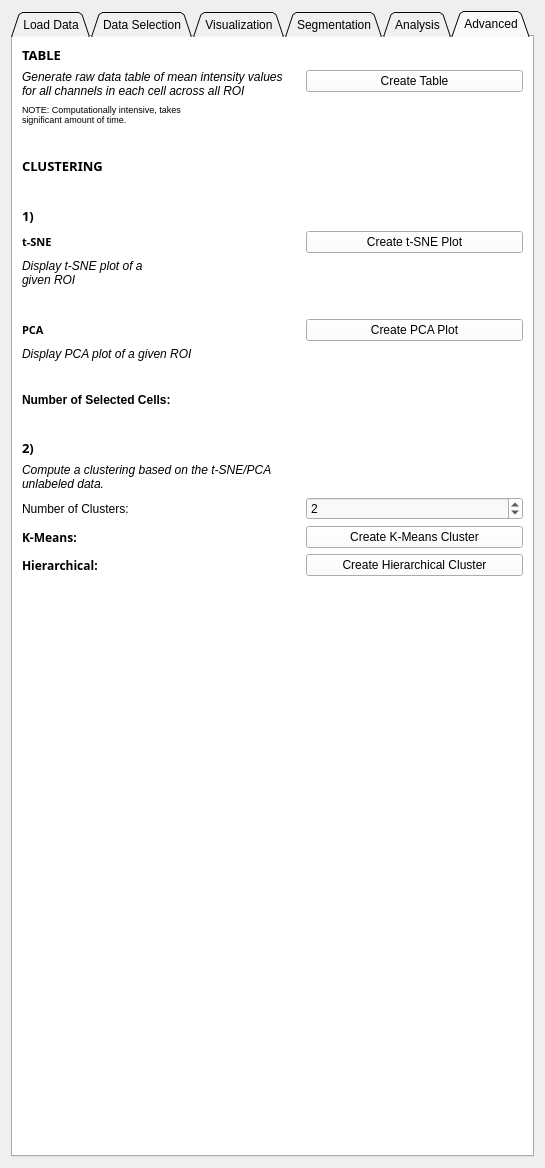
SlicerMicro/Slicer-TITAN, file HypModuleCode/Resources/UI/HypModuleCode.ui: the form before one commit.
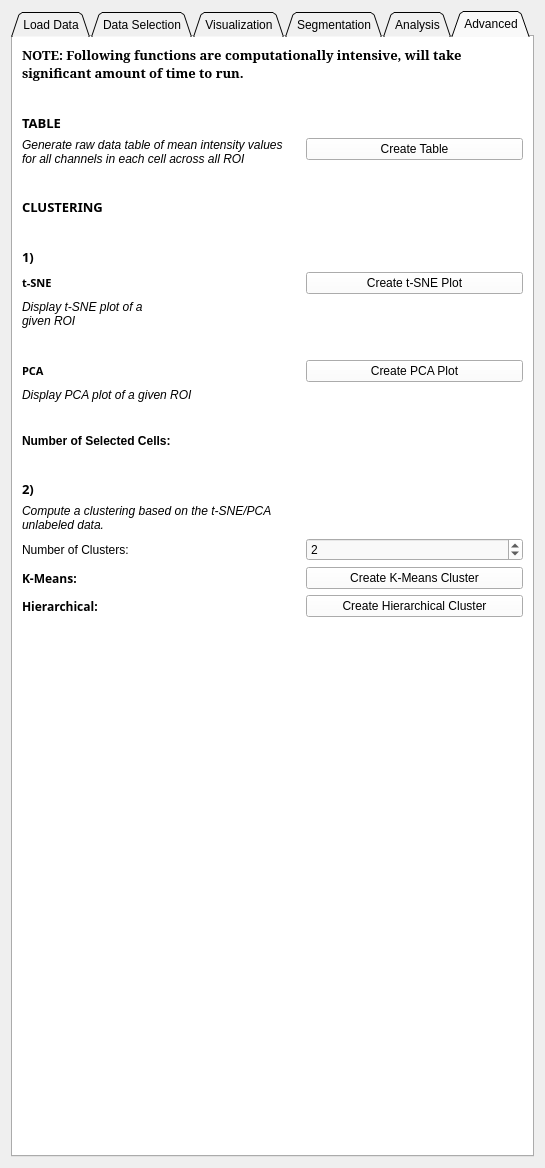
The form after the commit. The open tabs and pages were chosen to show the change. Custom widgets are drawn as their Qt base class.

Commit message: STYLE: Move note in Advanced to top of the tab

The edit to the form file:
```diff
--- a/HypModuleCode/Resources/UI/HypModuleCode.ui
+++ b/HypModuleCode/Resources/UI/HypModuleCode.ui
@@ -1719,7 +1719,7 @@
        <string>Advanced</string>
       </attribute>
       <layout class="QFormLayout" name="formLayout_3">
-       <item row="0" column="0">
+       <item row="2" column="0">
         <widget class="QLabel" name="label_43">
          <property name="font">
           <font>
@@ -1734,7 +1734,7 @@
          </property>
         </widget>
        </item>
-       <item row="1" column="0">
+       <item row="3" column="0">
         <widget class="QLabel" name="label_44">
          <property name="font">
           <font>
@@ -1749,14 +1749,14 @@
          </property>
         </widget>
        </item>
-       <item row="1" column="1">
+       <item row="3" column="1">
         <widget class="QPushButton" name="crtRawData">
          <property name="text">
           <string>Create Table</string>
          </property>
         </widget>
        </item>
-       <item row="3" column="0">
+       <item row="5" column="0">
         <spacer name="horizontalSpacer_20">
          <property name="orientation">
           <enum>Qt::Horizontal</enum>
@@ -1769,7 +1769,7 @@
          </property>
         </spacer>
        </item>
-       <item row="4" column="0">
+       <item row="6" column="0">
         <widget class="QLabel" name="label_36">
          <property name="font">
           <font>
@@ -1784,7 +1784,7 @@
          </property>
         </widget>
        </item>
-       <item row="5" column="0">
+       <item row="7" column="0">
         <spacer name="horizontalSpacer_21">
          <property name="orientation">
           <enum>Qt::Horizontal</enum>
@@ -1797,7 +1797,7 @@
          </property>
         </spacer>
        </item>
-       <item row="6" column="0">
+       <item row="8" column="0">
         <widget class="QLabel" name="label_41">
          <property name="font">
           <font>
@@ -1812,7 +1812,7 @@
          </property>
         </widget>
        </item>
-       <item row="7" column="0">
+       <item row="9" column="0">
         <widget class="QLabel" name="label_31">
          <property name="font">
           <font>
@@ -1827,14 +1827,14 @@
          </property>
         </widget>
        </item>
-       <item row="7" column="1">
+       <item row="9" column="1">
         <widget class="QPushButton" name="crtTsne">
          <property name="text">
           <string>Create t-SNE Plot</string>
          </property>
         </widget>
        </item>
-       <item row="8" column="0">
+       <item row="10" column="0">
         <widget class="QLabel" name="label_32">
          <property name="font">
           <font>
@@ -1849,7 +1849,7 @@
          </property>
         </widget>
        </item>
-       <item row="10" column="0">
+       <item row="12" column="0">
         <spacer name="horizontalSpacer_16">
          <property name="orientation">
           <enum>Qt::Horizontal</enum>
@@ -1862,7 +1862,7 @@
          </property>
         </spacer>
        </item>
-       <item row="11" column="0">
+       <item row="13" column="0">
         <widget class="QLabel" name="label_33">
          <property name="font">
           <font>
@@ -1877,14 +1877,14 @@
          </property>
         </widget>
        </item>
-       <item row="11" column="1">
+       <item row="13" column="1">
         <widget class="QPushButton" name="crtPCA">
          <property name="text">
           <string>Create PCA Plot</string>
          </property>
         </widget>
        </item>
-       <item row="12" column="0">
+       <item row="14" column="0">
         <widget class="QLabel" name="label_34">
          <property name="font">
           <font>
@@ -1896,7 +1896,7 @@
          </property>
         </widget>
        </item>
-       <item row="13" column="0">
+       <item row="15" column="0">
         <spacer name="horizontalSpacer_15">
          <property name="orientation">
           <enum>Qt::Horizontal</enum>
@@ -1909,7 +1909,7 @@
          </property>
         </spacer>
        </item>
-       <item row="14" column="0">
+       <item row="16" column="0">
         <widget class="QLabel" name="label_35">
          <property name="font">
           <font>
@@ -1922,7 +1922,7 @@
          </property>
         </widget>
        </item>
-       <item row="14" column="1">
+       <item row="16" column="1">
         <widget class="QLabel" name="tsneSelectedCellsCount">
          <property name="font">
           <font>
@@ -1935,7 +1935,7 @@
          </property>
         </widget>
        </item>
-       <item row="15" column="0">
+       <item row="17" column="0">
         <spacer name="horizontalSpacer_17">
          <property name="orientation">
           <enum>Qt::Horizontal</enum>
@@ -1948,7 +1948,7 @@
          </property>
         </spacer>
        </item>
-       <item row="16" column="0">
+       <item row="18" column="0">
         <widget class="QLabel" name="label_42">
          <property name="font">
           <font>
@@ -1963,7 +1963,7 @@
          </property>
         </widget>
        </item>
-       <item row="18" column="0">
+       <item row="20" column="0">
         <widget class="QLabel" name="label_37">
          <property name="font">
           <font>
@@ -1978,21 +1978,21 @@
          </property>
         </widget>
        </item>
-       <item row="19" column="0">
+       <item row="21" column="0">
         <widget class="QLabel" name="label_38">
          <property name="text">
           <string>Number of Clusters:</string>
          </property>
         </widget>
        </item>
-       <item row="19" column="1">
+       <item row="21" column="1">
         <widget class="QSpinBox" name="nClusters">
          <property name="value">
           <number>2</number>
          </property>
         </widget>
        </item>
-       <item row="20" column="0">
+       <item row="22" column="0">
         <widget class="QLabel" name="label_39">
          <property name="font">
           <font>
@@ -2006,14 +2006,14 @@
          </property>
         </widget>
        </item>
-       <item row="20" column="1">
+       <item row="22" column="1">
         <widget class="QPushButton" name="crtKMeans">
          <property name="text">
           <string>Create K-Means Cluster</string>
          </property>
         </widget>
        </item>
-       <item row="21" column="0">
+       <item row="23" column="0">
         <widget class="QLabel" name="label_40">
          <property name="font">
           <font>
@@ -2027,28 +2027,44 @@
          </property>
         </widget>
        </item>
-       <item row="21" column="1">
+       <item row="23" column="1">
         <widget class="QPushButton" name="crtHierarch">
          <property name="text">
           <string>Create Hierarchical Cluster</string>
          </property>
         </widget>
        </item>
-       <item row="2" column="0">
+       <item row="0" column="0" colspan="2">
         <widget class="QLabel" name="label_45">
          <property name="font">
           <font>
-           <pointsize>7</pointsize>
+           <family>MS Serif</family>
+           <pointsize>10</pointsize>
+           <weight>75</weight>
+           <bold>true</bold>
           </font>
          </property>
          <property name="text">
-          <string>NOTE: Computationally intensive, takes significant amount of time.</string>
+          <string>NOTE: Following functions are computationally intensive, will take significant amount of time to run.</string>
          </property>
          <property name="wordWrap">
           <bool>true</bool>
          </property>
         </widget>
        </item>
+       <item row="1" column="0">
+        <spacer name="horizontalSpacer_18">
+         <property name="orientation">
+          <enum>Qt::Horizontal</enum>
+         </property>
+         <property name="sizeHint" stdset="0">
+          <size>
+           <width>40</width>
+           <height>20</height>
+          </size>
+         </property>
+        </spacer>
+       </item>
       </layout>
      </widget>
     </widget>
```
Left out of the diff: 2 changed lines with no effect on the pictures.
